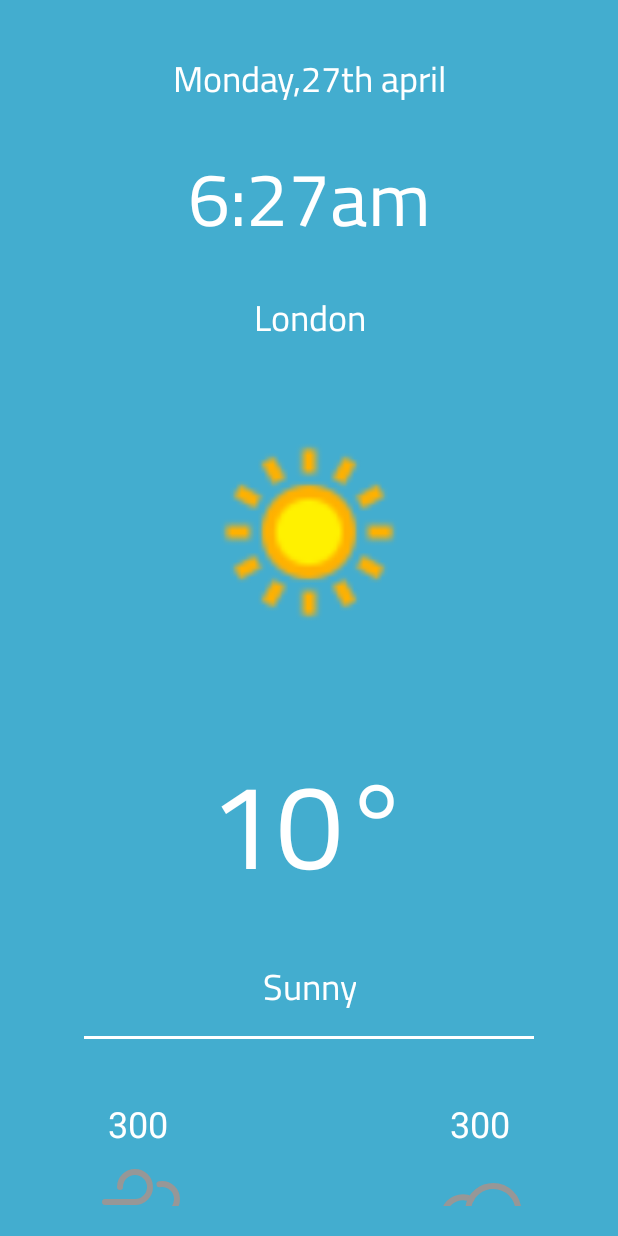
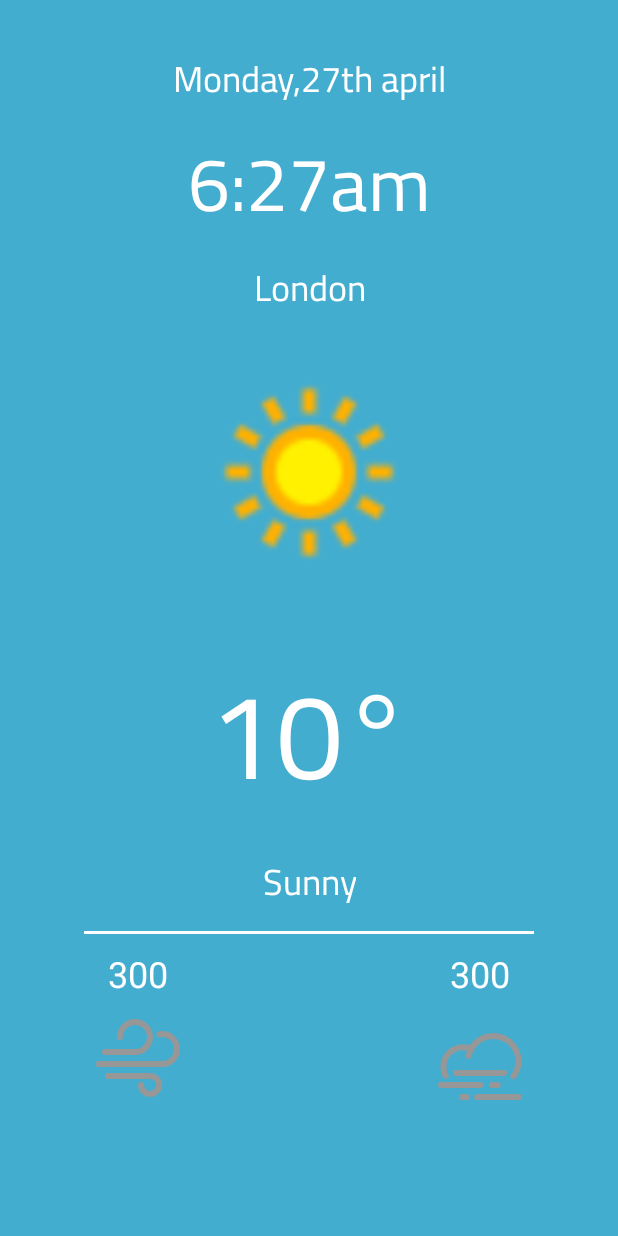
Before and after one commit to chikhZE/Weather-app, an Android app: the layout activity_info.xml on its own in the app's theme, with its tools: preview values and no code run, on a phone screen of 412 x 824 dp. Run offline under Robolectric (Android 15) with nearby library versions, the phone set to English and light mode, and no system bars.

```diff
--- a/app/src/main/res/layout/activity_info.xml
+++ b/app/src/main/res/layout/activity_info.xml
@@ -10,6 +10,7 @@
     tools:context=".MainActivity">
 
     <LinearLayout
+        android:id="@+id/back"
         android:layout_width="match_parent"
         android:layout_height="match_parent"
         android:orientation="vertical"
@@ -39,7 +40,6 @@
                 android:id="@+id/localtime"
                 android:layout_width="wrap_content"
                 android:layout_height="wrap_content"
-                android:layout_marginTop="10dp"
                 android:fontFamily="@font/cairo"
                 android:gravity="center"
                 android:text="6:27am"
@@ -53,7 +53,6 @@
                 android:id="@+id/name"
                 android:layout_width="wrap_content"
                 android:layout_height="wrap_content"
-                android:layout_marginTop="10dp"
                 android:fontFamily="@font/cairo"
                 android:gravity="center"
                 android:text="London"
@@ -67,7 +66,7 @@
                 android:id="@+id/img"
                 android:layout_width="200dp"
                 android:layout_height="200dp"
-                android:layout_marginTop="20dp"
+                android:scaleType="fitXY"
                 app:layout_constraintEnd_toEndOf="parent"
                 app:layout_constraintStart_toStartOf="parent"
                 app:layout_constraintTop_toBottomOf="@+id/name"
@@ -77,7 +76,6 @@
                 android:id="@+id/temp_c"
                 android:layout_width="wrap_content"
                 android:layout_height="wrap_content"
-                android:layout_marginTop="20dp"
                 android:fontFamily="@font/cairo"
                 android:gravity="center"
                 android:text="10°"
@@ -91,7 +89,6 @@
                 android:id="@+id/how"
                 android:layout_width="wrap_content"
                 android:layout_height="wrap_content"
-                android:layout_marginTop="10dp"
                 android:fontFamily="@font/cairo"
                 android:gravity="center"
                 android:text="Sunny"
@@ -116,7 +113,7 @@
                 android:layout_width="64dp"
                 android:layout_height="wrap_content"
                 android:layout_marginStart="40dp"
-                android:layout_marginTop="40dp"
+                android:layout_marginTop="10dp"
                 android:gravity="center"
                 android:text="300"
                 android:textColor="#Fff"
@@ -128,7 +125,7 @@
                 android:id="@+id/textView8"
                 android:layout_width="64dp"
                 android:layout_height="wrap_content"
-                android:layout_marginTop="40dp"
+                android:layout_marginTop="10dp"
                 android:layout_marginEnd="40dp"
                 android:gravity="center"
                 android:text="300"
```
Also changed, not shown: app/src/main/java/com/example/weathe/Info.kt (+12 -1 lines).
